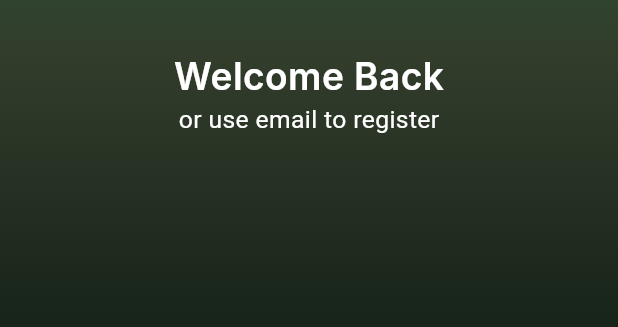
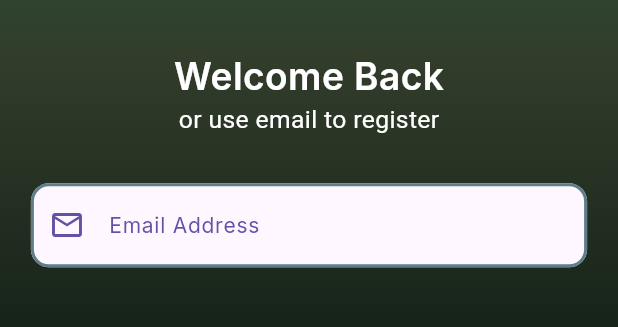
Before and after one commit to kwakyebrilliant/ebela, a Flutter app: the screen it shows after launch, on a phone screen of 412 x 824 dp, the part 319-646 px from its top. Run offline on Flutter 3.47's test engine with Material 3 defaults, Android fonts, the phone set to English and light mode, and no system bars; our stand-ins replace flutter_keyboard_visibility, google_fonts.

Commit message:
login updated

```diff
--- a/lib/users/login_page.dart
+++ b/lib/users/login_page.dart
@@ -1,3 +1,4 @@
+import 'package:ebela/utility/textformfield/mytextformfield.dart';
 import 'package:flutter/material.dart';
 import 'package:flutter_keyboard_visibility/flutter_keyboard_visibility.dart';
 import 'package:google_fonts/google_fonts.dart';
@@ -116,6 +117,25 @@ class _LoginPageState extends State<LoginPage> {
                             fontSize: screenWidth * 0.04,
                           ),
                         ),
+
+                        Form(
+                          child: Column(
+                            children: [
+                              MyTextFormField(
+                                labelText: 'Email Address',
+                                icon: Icons.email_outlined,
+                                obscureText: false,
+                                // controller: _emailController,
+                                validator: (value) {
+                                  if (value == null || value.isEmpty) {
+                                    return 'Email is required';
+                                  }
+                                  return null;
+                                },
+                              ),
+                            ],
+                          ),
+                        ),
                       ],
                     ),
                   ),
```
